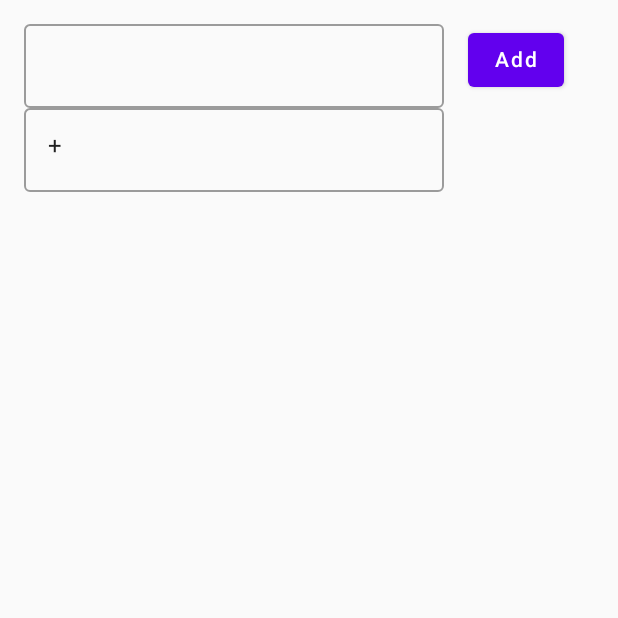
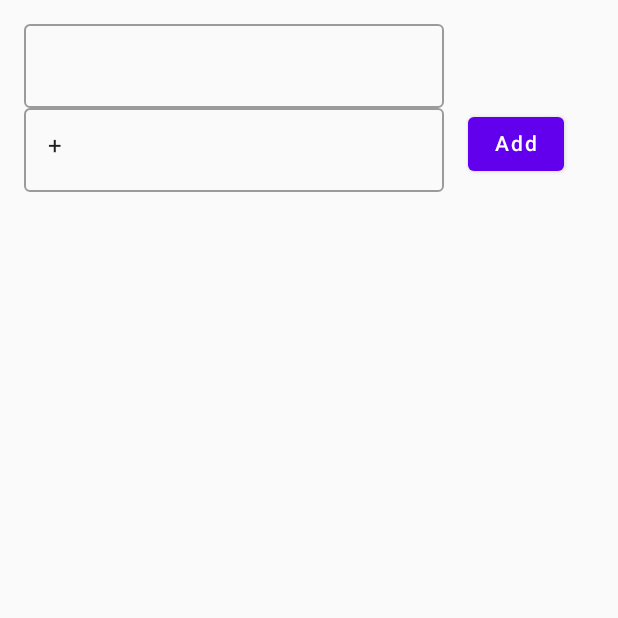
Before and after one commit to pavelfire/Dolganov_Lesson1, an Android app built with Jetpack Compose: the screen it shows after launch (MainActivity), on a phone screen of 412 x 824 dp, the top half of it. Run offline under Robolectric (Android 15) with nearby library versions, the phone set to English and light mode, and no system bars.

Commit message:
Add button moved

```diff
--- a/app/src/main/java/com/vk/directop/phonebookone/PersonScreen.kt
+++ b/app/src/main/java/com/vk/directop/phonebookone/PersonScreen.kt
@@ -31,17 +31,15 @@ fun PersonScreen() {
             .fillMaxSize()
             .padding(16.dp)
     ) {
-        Row(
-            modifier = Modifier.fillMaxWidth()
-        ) {
-            Column() {
         OutlinedTextField(
             value = name,
             onValueChange = { text ->
                 name = text
             },
-                    //modifier = Modifier.weight(1f)
         )
+        Row(
+            modifier = Modifier.fillMaxWidth()
+        ) {
             OutlinedTextField(
                 value = phone.toString(),
                 onValueChange = { value ->
@@ -49,9 +47,7 @@ fun PersonScreen() {
                         phone = "+$it"
                     }
                 },
-                    //modifier = Modifier.weight(1f)
             )
-            }
 
             Spacer(modifier = Modifier.width(16.dp))
             Button(
```
Lines whose indentation alone changed are shown as unchanged.
